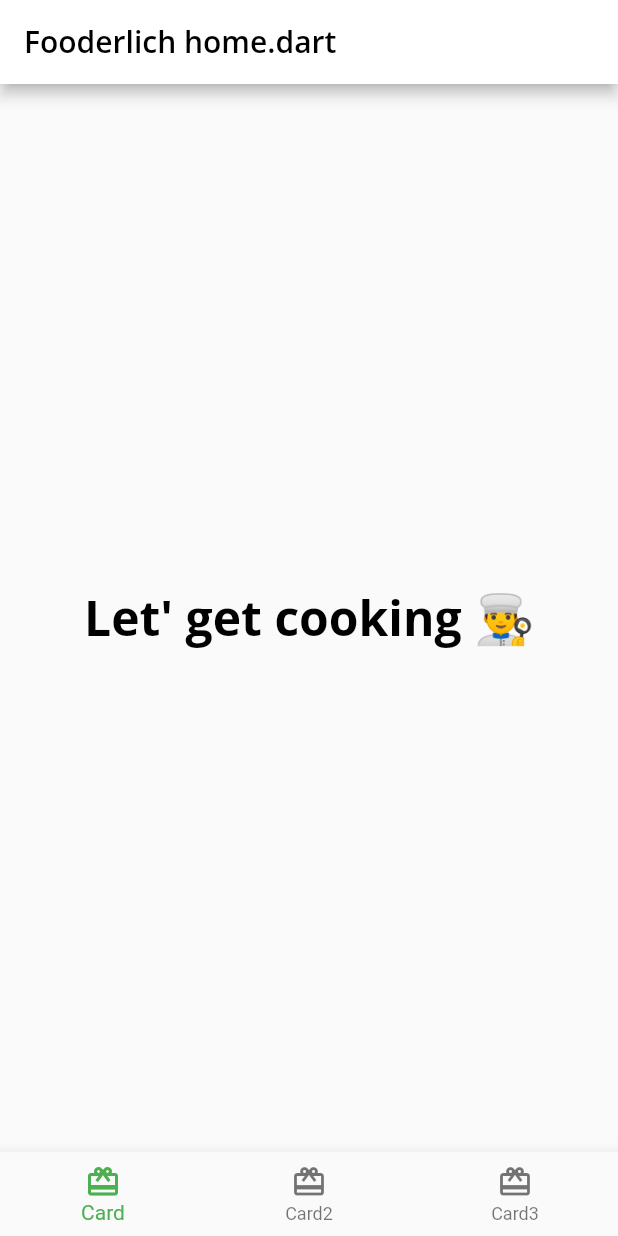
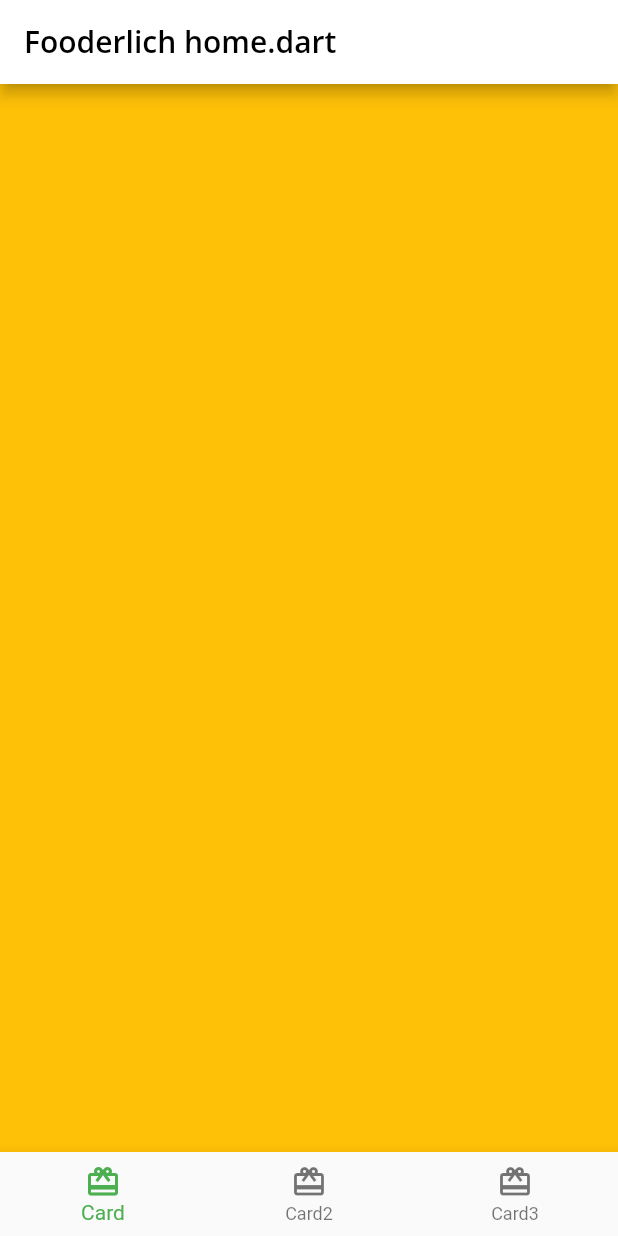
Before and after one commit to OscarAlmgren/apprentice_flutter, a Flutter app: the screen it shows after launch, on a phone screen of 412 x 824 dp. Run offline on Flutter 3.47's test engine with Material 2 defaults, Android fonts, the light colour scheme and no system bars; our stand-ins replace google_fonts.

Commit message:
Add container pages with colours, selectedIndex and onTap()

```diff
--- a/lib/home.dart
+++ b/lib/home.dart
@@ -8,6 +8,26 @@ class Home extends StatefulWidget {
 }
 
 class _HomeState extends State<Home> {
+  int _selectedNavigationIndex = 0;
+
+  static List<Widget> pages = <Widget>[
+    Container(
+      color: Colors.amber,
+    ),
+    Container(
+      color: Colors.deepPurple,
+    ),
+    Container(
+      color: Colors.teal,
+    ),
+  ];
+
+  void _onItemTapped(int index) {
+    setState(() {
+      _selectedNavigationIndex = index;
+    });
+  }
+
   @override
   Widget build(BuildContext context) {
     return SafeArea(
@@ -18,13 +38,10 @@ class _HomeState extends State<Home> {
             style: Theme.of(context).textTheme.headline6,
           ),
         ),
-        body: Center(
-          child: Text(
-            'Let\' get cooking 👨‍🍳',
-            style: Theme.of(context).textTheme.headline1,
-          ),
-        ),
+        body: pages[_selectedNavigationIndex],
         bottomNavigationBar: BottomNavigationBar(
+          currentIndex: _selectedNavigationIndex,
+          onTap: _onItemTapped,
           selectedItemColor:
               Theme.of(context).textSelectionTheme.selectionColor,
           items: const <BottomNavigationBarItem>[
```
